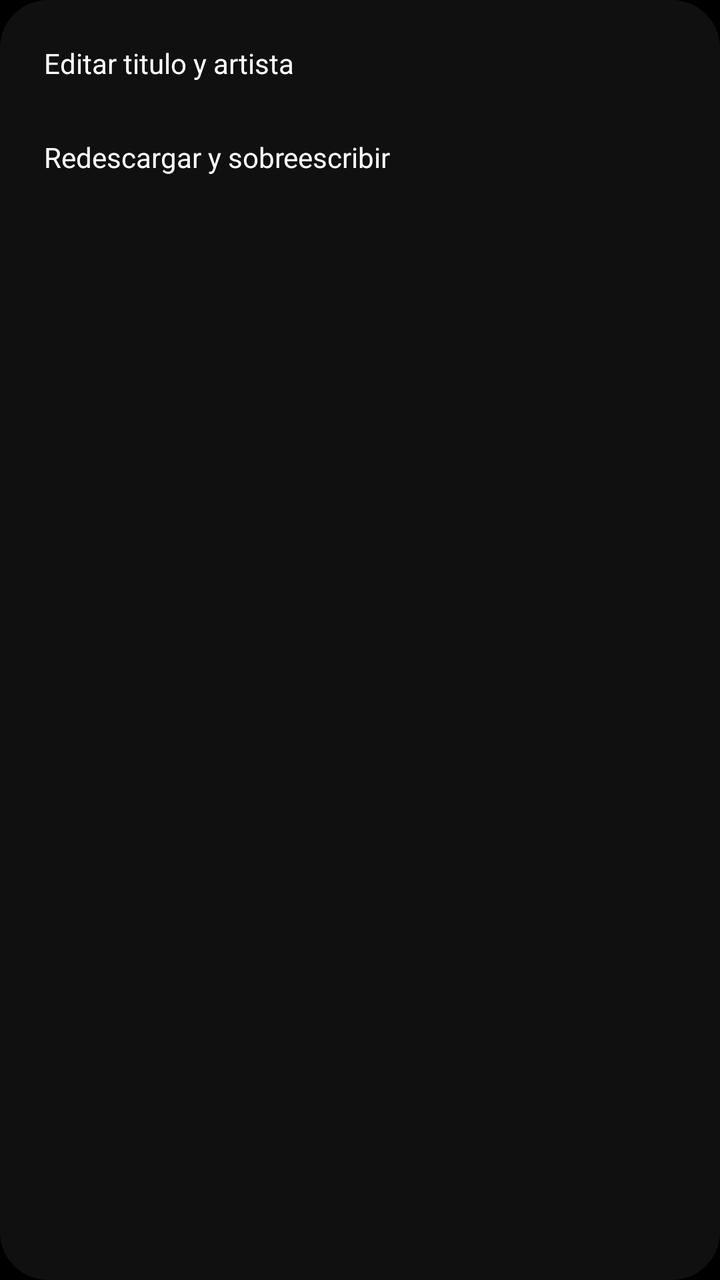
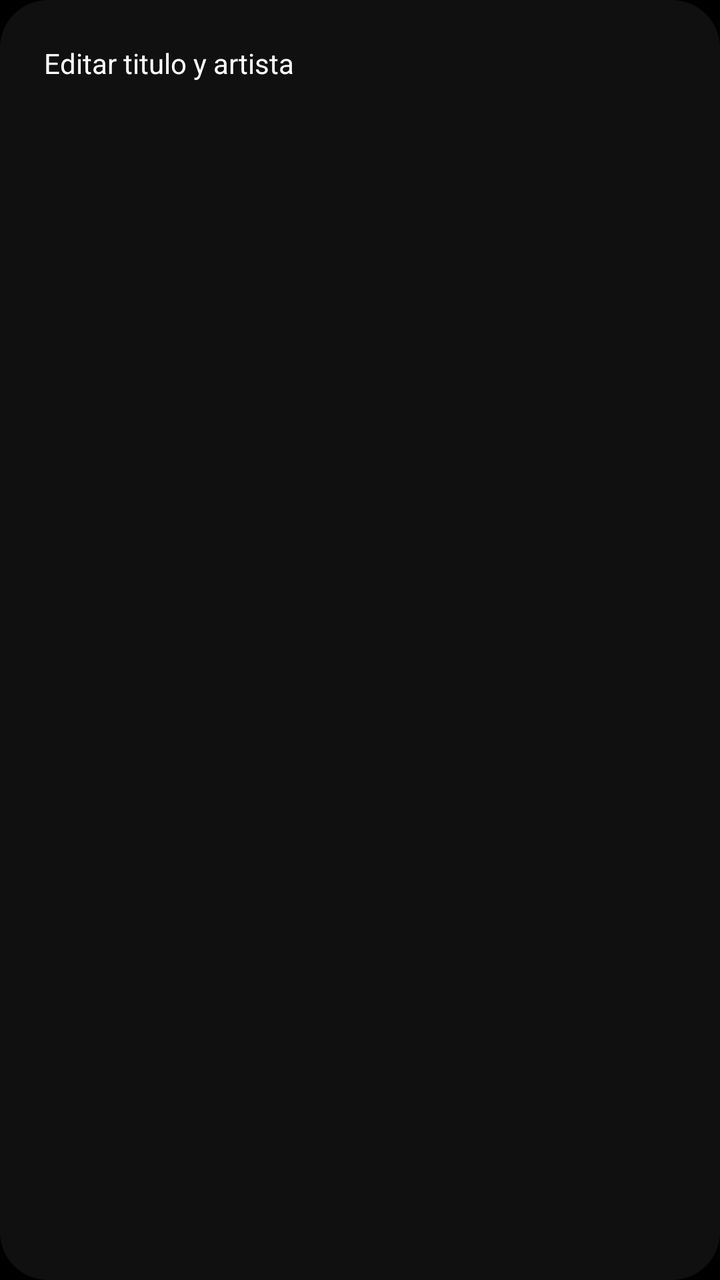

Two renders of the same Android screen: before a commit and after it. Below are the layout's source before the change and the commit's diff.
<!-- AndroidManifest.xml: application theme Theme.MP_3 -->
<!-- res/layout/popup_status_item_menu.xml -->
<?xml version="1.0" encoding="utf-8"?>
<LinearLayout xmlns:android="http://schemas.android.com/apk/res/android"
    android:layout_width="260dp"
    android:layout_height="wrap_content"
    android:background="@drawable/bg_dialog_rounded"
    android:orientation="vertical"
    android:padding="8dp">

    <TextView
        android:id="@+id/tvStatusItemMenuEdit"
        android:layout_width="match_parent"
        android:layout_height="wrap_content"
        android:background="?attr/selectableItemBackground"
        android:padding="14dp"
        android:text="Editar titulo y artista"
        android:textColor="@color/text_primary_light"
        android:textSize="14sp" />

    <TextView
        android:id="@+id/tvStatusItemMenuRefresh"
        android:layout_width="match_parent"
        android:layout_height="wrap_content"
        android:background="?attr/selectableItemBackground"
        android:padding="14dp"
        android:text="Redescargar y sobreescribir"
        android:textColor="@color/text_primary_light"
        android:textSize="14sp" />

</LinearLayout>
<!-- resources referenced by this layout -->
<resources>
  <color name="text_primary_light">#FFFFFF</color>
  <!-- drawable bg_dialog_rounded (drawable) -->
  <?xml version="1.0" encoding="utf-8"?>
  <shape xmlns:android="http://schemas.android.com/apk/res/android"
      android:shape="rectangle">
      <solid android:color="@color/surface_dark" />
      <corners android:radius="24dp" />
  </shape>
  <style name="Theme.MP_3" parent="Theme.MaterialComponents.DayNight.NoActionBar">
          <item name="colorPrimary">@color/purple_primary</item>
          <item name="colorPrimaryVariant">@color/purple_dark</item>
          <item name="colorOnPrimary">@color/white</item>
          <item name="colorSecondary">@color/blue_primary</item>
          <item name="colorSecondaryVariant">@color/blue_dark</item>
          <item name="colorOnSecondary">@color/white</item>
          <item name="android:statusBarColor">@color/background_dark</item>
          <item name="android:windowBackground">@color/background_dark</item>
          <item name="android:navigationBarColor">@color/background_dark</item>
      </style>
  <color name="surface_dark">#101010</color>
  <color name="purple_primary">#9C27B0</color>
  <color name="purple_dark">#1C1C1C</color>
  <color name="white">#FFFFFF</color>
  <color name="blue_primary">#9C27B0</color>
  <color name="blue_dark">#0A0A0A</color>
  <color name="background_dark">#000000</color>
</resources>

<!-- the commit's change to res/layout/popup_status_item_menu.xml (unified diff, before → after) -->
@@ -16,14 +16,4 @@
         android:textColor="@color/text_primary_light"
         android:textSize="14sp" />
 
-    <TextView
-        android:id="@+id/tvStatusItemMenuRefresh"
-        android:layout_width="match_parent"
-        android:layout_height="wrap_content"
-        android:background="?attr/selectableItemBackground"
-        android:padding="14dp"
-        android:text="Redescargar y sobreescribir"
-        android:textColor="@color/text_primary_light"
-        android:textSize="14sp" />
-
 </LinearLayout>
